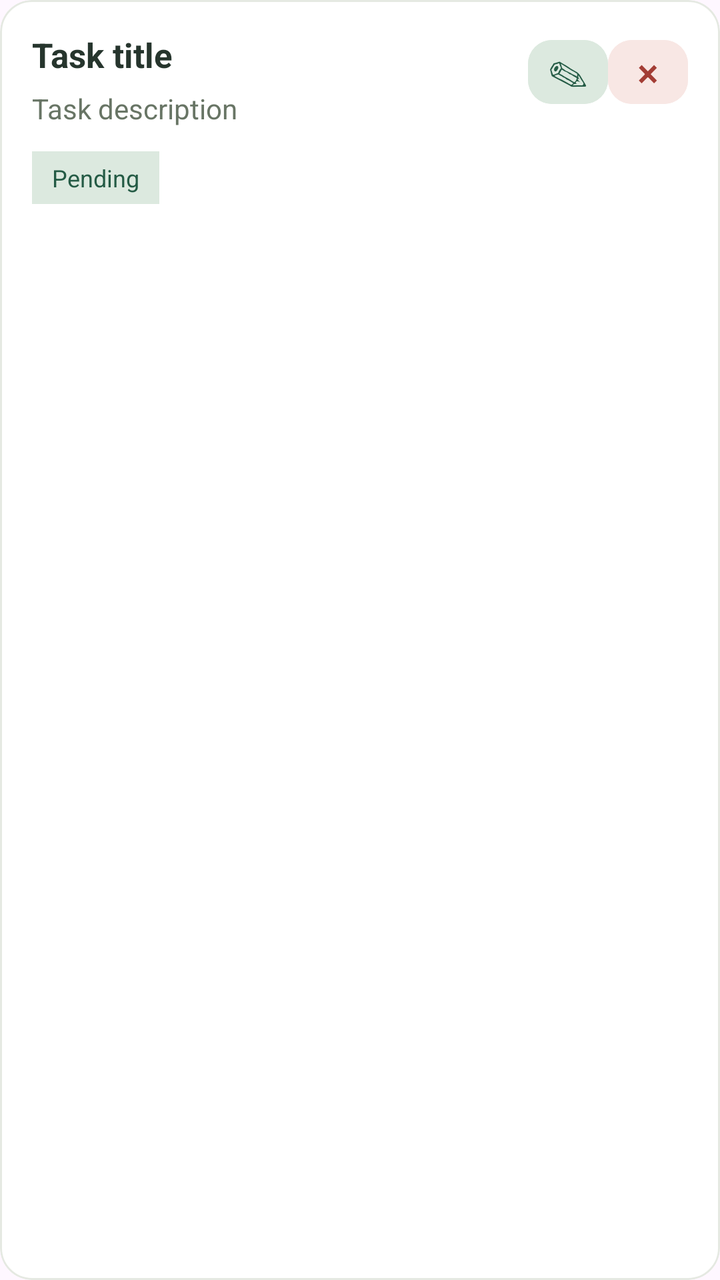
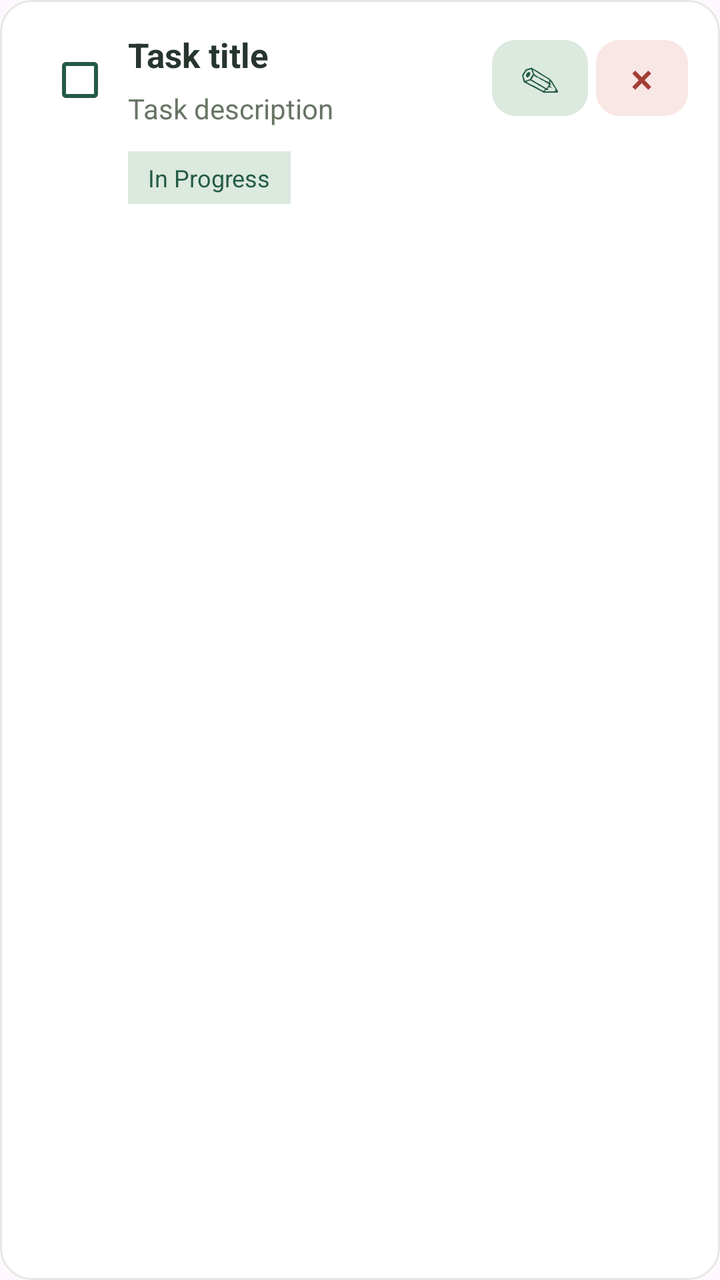

Compare the two renders of this Android layout. The source of the first and the diff that turns it into the second are given below.
<!-- AndroidManifest.xml: application theme Theme.Taskly -->
<!-- res/layout/item_task.xml -->
<?xml version="1.0" encoding="utf-8"?>
<com.google.android.material.card.MaterialCardView
    xmlns:android="http://schemas.android.com/apk/res/android"
    xmlns:app="http://schemas.android.com/apk/res-auto"
    android:layout_width="match_parent"
    android:layout_height="wrap_content"
    android:layout_marginBottom="12dp"
    app:cardBackgroundColor="#FFFFFF"
    app:cardCornerRadius="16dp"
    app:cardElevation="0dp"
    app:strokeColor="#E5E9E2"
    app:strokeWidth="1dp">

    <androidx.constraintlayout.widget.ConstraintLayout
        android:layout_width="match_parent"
        android:layout_height="wrap_content"
        android:padding="16dp">

        <TextView
            android:id="@+id/tvTaskTitle"
            android:layout_width="0dp"
            android:layout_height="wrap_content"
            android:text="@string/home_task_title_placeholder"
            android:textColor="#26352D"
            android:textSize="17sp"
            android:textStyle="bold"
            app:layout_constraintStart_toStartOf="parent"
            app:layout_constraintEnd_toStartOf="@id/btnEditTask"
            app:layout_constraintTop_toTopOf="parent" />

        <TextView
            android:id="@+id/tvTaskDescription"
            android:layout_width="0dp"
            android:layout_height="wrap_content"
            android:layout_marginTop="6dp"
            android:text="@string/home_task_description_placeholder"
            android:textColor="#687565"
            android:textSize="14sp"
            app:layout_constraintStart_toStartOf="parent"
            app:layout_constraintEnd_toStartOf="@id/btnEditTask"
            app:layout_constraintTop_toBottomOf="@id/tvTaskTitle" />

        <TextView
            android:id="@+id/tvTaskStatus"
            android:layout_width="wrap_content"
            android:layout_height="wrap_content"
            android:layout_marginTop="12dp"
            android:background="#DCE9DF"
            android:paddingHorizontal="10dp"
            android:paddingVertical="5dp"
            android:text="@string/filter_pending"
            android:textColor="#245B45"
            android:textSize="12sp"
            app:layout_constraintStart_toStartOf="parent"
            app:layout_constraintTop_toBottomOf="@id/tvTaskDescription" />

        <com.google.android.material.button.MaterialButton
            android:id="@+id/btnEditTask"
            android:layout_width="40dp"
            android:layout_height="40dp"
            android:minWidth="0dp"
            android:minHeight="0dp"
            android:padding="0dp"
            android:text="@string/task_edit_icon"
            android:textColor="#245B45"
            android:textSize="20sp"
            android:backgroundTint="#DCE9DF"
            app:cornerRadius="12dp"
            app:layout_constraintEnd_toStartOf="@id/btnDeleteTask"
            app:layout_constraintTop_toTopOf="parent" />

        <com.google.android.material.button.MaterialButton
            android:id="@+id/btnDeleteTask"
            android:layout_width="40dp"
            android:layout_height="40dp"
            android:layout_marginStart="6dp"
            android:minWidth="0dp"
            android:minHeight="0dp"
            android:padding="0dp"
            android:text="@string/task_delete_icon"
            android:textColor="#A33D35"
            android:textSize="20sp"
            android:backgroundTint="#F8E7E4"
            app:cornerRadius="12dp"
            app:layout_constraintEnd_toEndOf="parent"
            app:layout_constraintTop_toTopOf="parent" />

    </androidx.constraintlayout.widget.ConstraintLayout>

</com.google.android.material.card.MaterialCardView>
<!-- resources referenced by this layout -->
<resources>
  <string name="filter_pending">Pending</string>
  <string name="home_task_description_placeholder">Task description</string>
  <string name="home_task_title_placeholder">Task title</string>
  <string name="task_delete_icon">×</string>
  <string name="task_edit_icon">✎</string>
  <style name="Theme.Taskly" parent="Base.Theme.Taskly" />
  <style name="Base.Theme.Taskly" parent="Theme.Material3.DayNight.NoActionBar">
          
          
      </style>
</resources>

<!-- the commit's change to res/layout/item_task.xml (unified diff, before → after) -->
@@ -2,9 +2,12 @@
 <com.google.android.material.card.MaterialCardView
     xmlns:android="http://schemas.android.com/apk/res/android"
     xmlns:app="http://schemas.android.com/apk/res-auto"
+    xmlns:tools="http://schemas.android.com/tools"
     android:layout_width="match_parent"
     android:layout_height="wrap_content"
     android:layout_marginBottom="12dp"
+    android:layout_marginTop="5dp"
+    android:fitsSystemWindows="true"
     app:cardBackgroundColor="#FFFFFF"
     app:cardCornerRadius="16dp"
     app:cardElevation="0dp"
@@ -16,6 +19,16 @@
         android:layout_height="wrap_content"
         android:padding="16dp">
 
+        <com.google.android.material.checkbox.MaterialCheckBox
+            android:id="@+id/cbTaskCompleted"
+            android:layout_width="wrap_content"
+            android:layout_height="wrap_content"
+            android:padding="0dp"
+            app:buttonTint="#245B45"
+            app:layout_constraintStart_toStartOf="parent"
+            app:layout_constraintTop_toTopOf="parent"
+            tools:ignore="VisualLintSystemUi" />
+
         <TextView
             android:id="@+id/tvTaskTitle"
             android:layout_width="0dp"
@@ -24,9 +37,10 @@
             android:textColor="#26352D"
             android:textSize="17sp"
             android:textStyle="bold"
-            app:layout_constraintStart_toStartOf="parent"
+            app:layout_constraintStart_toEndOf="@id/cbTaskCompleted"
             app:layout_constraintEnd_toStartOf="@id/btnEditTask"
-            app:layout_constraintTop_toTopOf="parent" />
+            app:layout_constraintTop_toTopOf="parent"
+            tools:ignore="VisualLintSystemUi" />
 
         <TextView
             android:id="@+id/tvTaskDescription"
@@ -36,9 +50,20 @@
             android:text="@string/home_task_description_placeholder"
             android:textColor="#687565"
             android:textSize="14sp"
-            app:layout_constraintStart_toStartOf="parent"
+            app:layout_constraintStart_toStartOf="@id/tvTaskTitle"
             app:layout_constraintEnd_toStartOf="@id/btnEditTask"
             app:layout_constraintTop_toBottomOf="@id/tvTaskTitle" />
+
+        <TextView
+            android:id="@+id/tvTaskDueDate"
+            android:layout_width="wrap_content"
+            android:layout_height="wrap_content"
+            android:layout_marginTop="8dp"
+            android:textColor="#687565"
+            android:textSize="13sp"
+            android:visibility="gone"
+            app:layout_constraintStart_toStartOf="@id/tvTaskTitle"
+            app:layout_constraintTop_toBottomOf="@id/tvTaskDescription" />
 
         <TextView
             android:id="@+id/tvTaskStatus"
@@ -48,42 +73,44 @@
             android:background="#DCE9DF"
             android:paddingHorizontal="10dp"
             android:paddingVertical="5dp"
-            android:text="@string/filter_pending"
+            android:text="@string/filter_in_progress"
             android:textColor="#245B45"
             android:textSize="12sp"
-            app:layout_constraintStart_toStartOf="parent"
-            app:layout_constraintTop_toBottomOf="@id/tvTaskDescription" />
+            app:layout_constraintStart_toStartOf="@id/tvTaskTitle"
+            app:layout_constraintTop_toBottomOf="@id/tvTaskDueDate" />
 
         <com.google.android.material.button.MaterialButton
             android:id="@+id/btnEditTask"
-            android:layout_width="40dp"
-            android:layout_height="40dp"
+            android:layout_width="48dp"
+            android:layout_height="46dp"
+            android:layout_marginEnd="4dp"
+            android:backgroundTint="#DCE9DF"
             android:minWidth="0dp"
             android:minHeight="0dp"
             android:padding="0dp"
             android:text="@string/task_edit_icon"
             android:textColor="#245B45"
             android:textSize="20sp"
-            android:backgroundTint="#DCE9DF"
             app:cornerRadius="12dp"
             app:layout_constraintEnd_toStartOf="@id/btnDeleteTask"
-            app:layout_constraintTop_toTopOf="parent" />
+            app:layout_constraintTop_toTopOf="parent"
+            tools:ignore="VisualLintSystemUi,TouchTargetSizeCheck" />
 
         <com.google.android.material.button.MaterialButton
             android:id="@+id/btnDeleteTask"
-            android:layout_width="40dp"
-            android:layout_height="40dp"
-            android:layout_marginStart="6dp"
+            android:layout_width="46dp"
+            android:layout_height="46dp"
+            android:backgroundTint="#F8E7E4"
             android:minWidth="0dp"
             android:minHeight="0dp"
             android:padding="0dp"
             android:text="@string/task_delete_icon"
             android:textColor="#A33D35"
-            android:textSize="20sp"
-            android:backgroundTint="#F8E7E4"
+            android:textSize="21sp"
             app:cornerRadius="12dp"
             app:layout_constraintEnd_toEndOf="parent"
-            app:layout_constraintTop_toTopOf="parent" />
+            app:layout_constraintTop_toTopOf="parent"
+            tools:ignore="VisualLintSystemUi,TouchTargetSizeCheck" />
 
     </androidx.constraintlayout.widget.ConstraintLayout>
 
<!-- resource entries referenced after the edit -->
@@ -1,6 +1,6 @@
 <!-- resources referenced by this layout -->
 <resources>
-  <string name="filter_pending">Pending</string>
+  <string name="filter_in_progress">In Progress</string>
   <string name="home_task_description_placeholder">Task description</string>
   <string name="home_task_title_placeholder">Task title</string>
   <string name="task_delete_icon">×</string>
